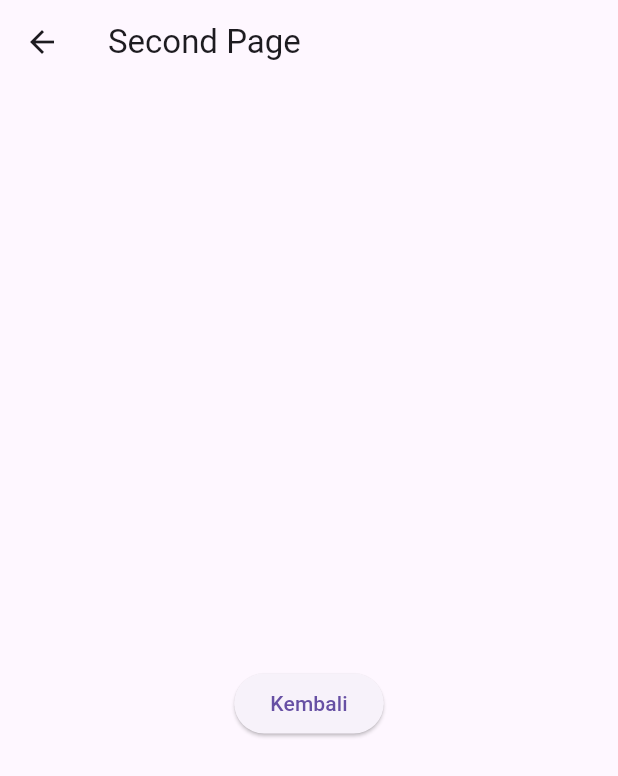
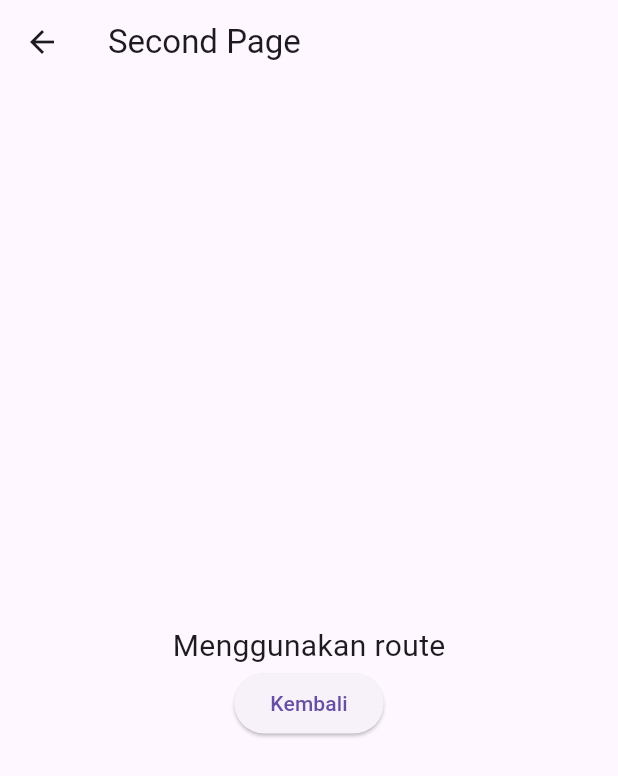
Before and after one commit to BKIlham/21102171_ti3_ppb2324-2, a Flutter app: the screen it shows after launch, after a tap on "Menuju halaman kedua dengan route", on a phone screen of 412 x 824 dp. Shown: the top 776 px of the screen. Run offline on Flutter 3.47's test engine with Material 3 defaults, Android fonts, the phone set to English and light mode, and no system bars; our stand-ins replace bloc, equatable, flutter_bloc.

Commit message:
Langkah Ke-14 - Menambahkan argument (‘menuju halaman kedua dengan route’) pada tombol kedua

```diff
--- a/praktikum_05/lib/home_page.dart
+++ b/praktikum_05/lib/home_page.dart
@@ -29,7 +29,8 @@ class HomePage extends StatelessWidget {
             // Tombol Kedua
             ElevatedButton(
               onPressed: () {
-                Navigator.pushNamed(context, '/second_page');
+                Navigator.pushNamed(context, '/second_page',
+                    arguments: 'Menggunakan route');
               },
               child: const Text('Menuju halaman kedua dengan route'),
             ),
```
